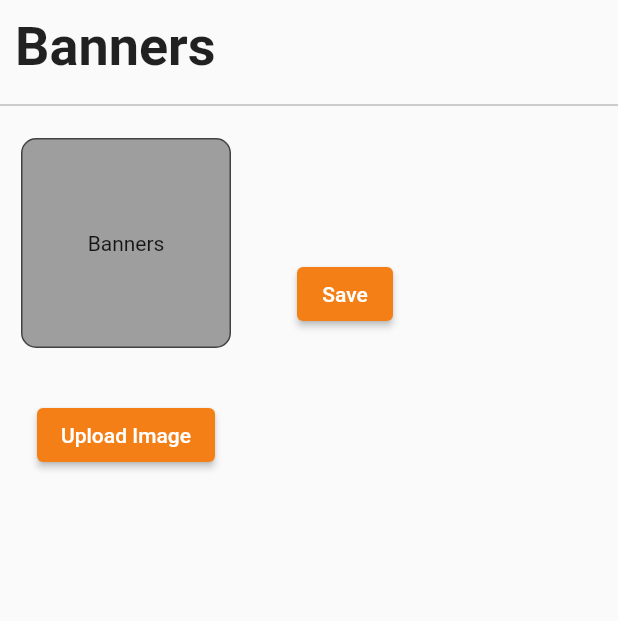
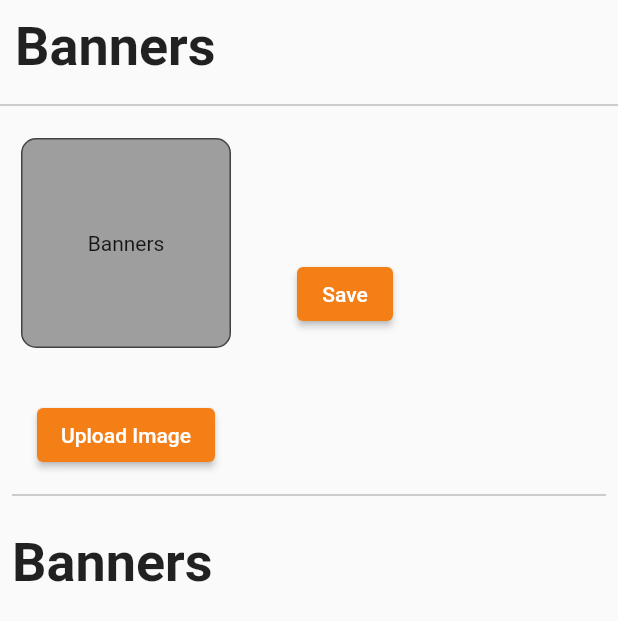
Before and after one commit to MohamedAhmedSD/multi_vendor_admain_panel, a Flutter app: the UploadScreen widget shown alone on an empty page, opened directly, on a phone screen of 412 x 824 dp. Shown: the top 621 px of the screen. Run offline on Flutter 3.47's test engine with Material 2 defaults, Android fonts, the phone set to English and light mode, and no system bars; our stand-ins replace cloud_firestore, file_picker, firebase_core, firebase_storage, flutter_easyloading; missing offline and left inert: flutter_admin_scaffold; accounts and stored records are empty.

Commit message:
display banners

```diff
--- a/lib/main.dart
+++ b/lib/main.dart
@@ -4,7 +4,7 @@ import 'package:flutter_easyloading/flutter_easyloading.dart';
 import 'package:multi_vendor_admain_panel/views/screens/main_screen.dart';
 import 'firebase_options.dart';
 
-//! [10] web admin category
+//! [11] final web admin
 //! switching screen => make screens first
 //* flutter_admin_scaffold: ^1.2.0
 //* stop analysis_options file
--- a/lib/views/screens/side_bar_screens/upload_banners_screens.dart
+++ b/lib/views/screens/side_bar_screens/upload_banners_screens.dart
@@ -3,6 +3,7 @@ import 'package:file_picker/file_picker.dart';
 import 'package:firebase_storage/firebase_storage.dart';
 import 'package:flutter/material.dart';
 import 'package:flutter_easyloading/flutter_easyloading.dart';
+import 'package:multi_vendor_admain_panel/views/screens/side_bar_screens/widgets/banner_widget.dart';
 
 class UploadScreen extends StatefulWidget {
   const UploadScreen({super.key});
@@ -152,7 +153,28 @@ class _UploadScreenState extends State<UploadScreen> {
                 child: Text("Save"),
               ),
             ],
-          )
+          ),
+          //! add dividor
+          Padding(
+            padding: const EdgeInsets.all(8.0),
+            child: Divider(
+              color: Colors.grey,
+            ),
+          ),
+          Padding(
+            padding: const EdgeInsets.all(8.0),
+            child: Container(
+              alignment: Alignment.topLeft,
+              child: Text(
+                "Banners",
+                style: TextStyle(fontSize: 36, fontWeight: FontWeight.bold),
+              ),
+            ),
+          ),
+          //! call banners
+          //* show image in web problem
+          //? flutter run -d chrom --web-renderer html
+          BannerWidget(),
         ],
       ),
     );
--- /dev/null
+++ b/lib/views/screens/side_bar_screens/widgets/banner_widget.dart
@@ -0,0 +1,67 @@
+import 'package:cloud_firestore/cloud_firestore.dart';
+import 'package:flutter/material.dart';
+
+//! we need use on real time data
+//! https://firebase.flutter.dev/docs/firestore/usage => Realtime changes#
+
+class BannerWidget extends StatelessWidget {
+  BannerWidget({super.key});
+  final Stream<QuerySnapshot> _bannersStream =
+      FirebaseFirestore.instance.collection('banners').snapshots();
+
+  @override
+  Widget build(BuildContext context) {
+    return StreamBuilder<QuerySnapshot>(
+      stream: _bannersStream,
+      builder: (BuildContext context, AsyncSnapshot<QuerySnapshot> snapshot) {
+        if (snapshot.hasError) {
+          return Text('Something went wrong');
+        }
+
+        if (snapshot.connectionState == ConnectionState.waiting) {
+          // return Text("Loading");
+          return Center(
+            child: CircularProgressIndicator(
+              color: Colors.cyan,
+            ),
+          );
+        }
+        //! how data display
+        //? change them to use gridview.builder
+        // return ListView(
+        //   children: snapshot.data!.docs.map((DocumentSnapshot document) {
+        //     Map<String, dynamic> data =
+        //         document.data()! as Map<String, dynamic>;
+        //     return ListTile(
+        //       title: Text(data['full_name']),
+        //       subtitle: Text(data['company']),
+        //     );
+        //   }).toList(),
+        // );
+
+        return GridView.builder(
+            //! without use => shrinkWrap: true, == no thing display on screen
+            shrinkWrap: true,
+            gridDelegate: SliverGridDelegateWithFixedCrossAxisCount(
+                crossAxisCount: 6, mainAxisSpacing: 8, crossAxisSpacing: 8),
+            itemCount: snapshot.data!.size, //! look we use size not lenght
+            itemBuilder: (context, index) {
+              //! we enter docs by snapshot then
+              //* now we able access them by its index
+              final bannerData = snapshot.data!.docs[index];
+              return Column(
+                children: [
+                  SizedBox(
+                    height: 100,
+                    width: 100,
+                    child: Image.network(
+                      bannerData["image"],
+                    ),
+                  ),
+                ],
+              );
+            });
+      },
+    );
+  }
+}
```
